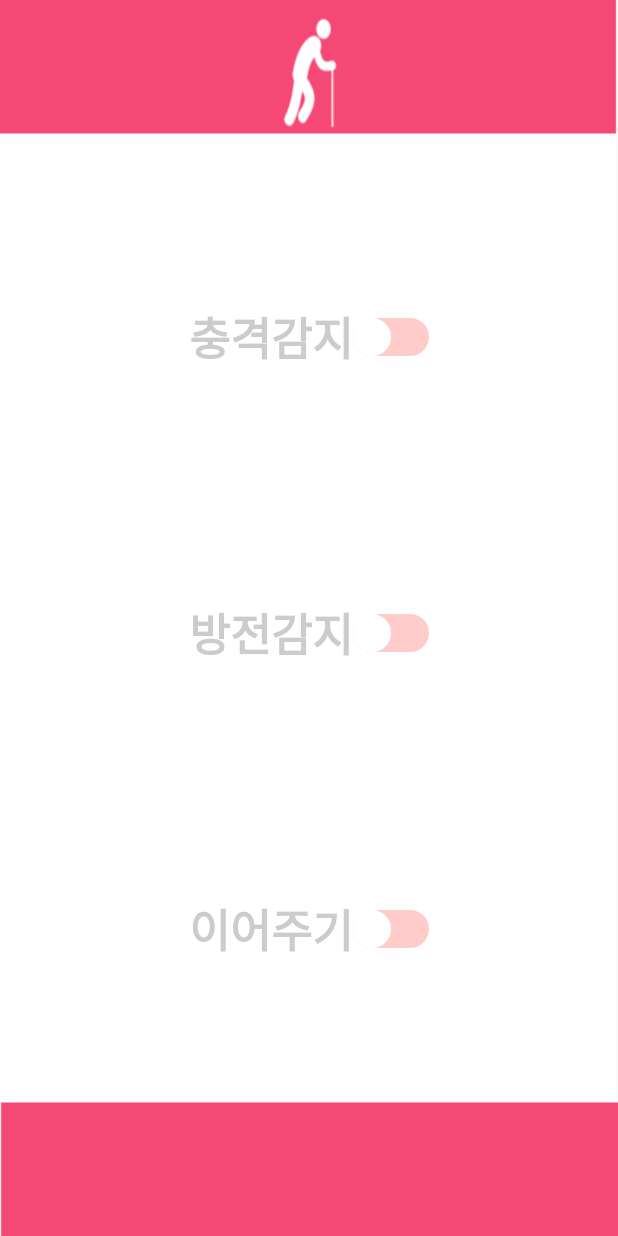
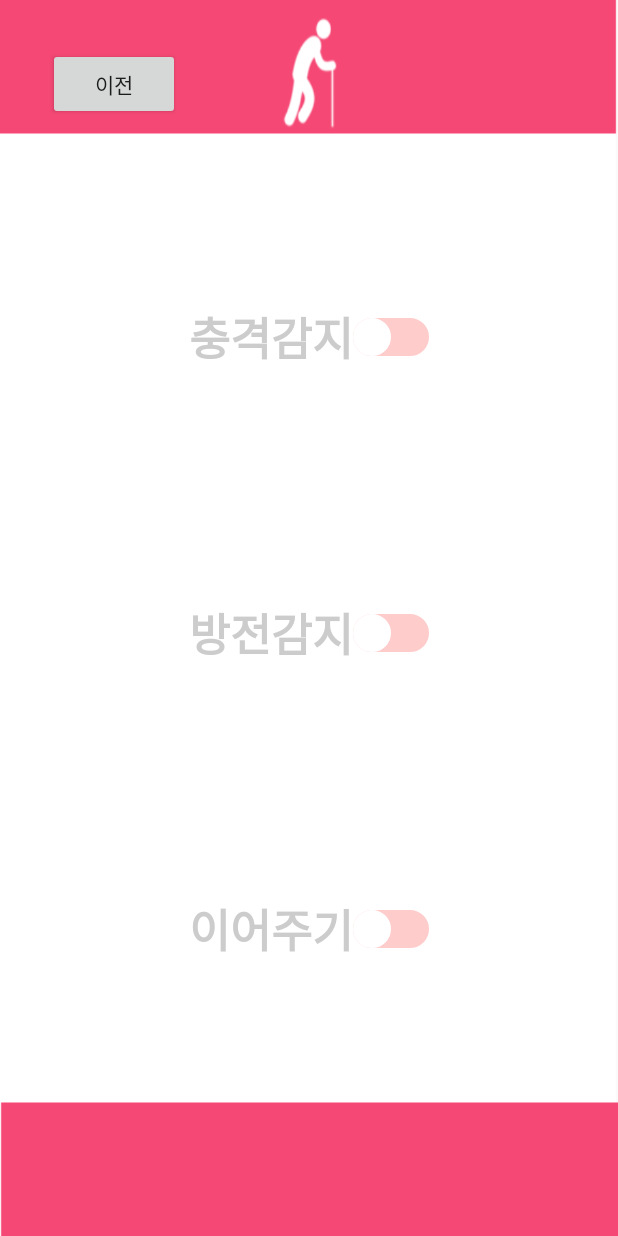
Before and after one commit to KNUMobileT1/complete, an Android app: the ChooseActivity screen opened directly, with no data from a screen before it, on a phone screen of 412 x 824 dp. Run offline under Robolectric (Android 15) with nearby library versions, the phone set to English and light mode, and no system bars.

Commit message:
add button

```diff
--- a/app/src/main/java/com/bmh/trackchild/Activities/ChooseActivity.java
+++ b/app/src/main/java/com/bmh/trackchild/Activities/ChooseActivity.java
@@ -28,6 +28,7 @@ import android.widget.CompoundButton.OnCheckedChangeListener;
 public class ChooseActivity extends AppCompatActivity{
     Intent intent;
     Switch swc1,swc2,swc3;
+    Button bef;
     @Override
     protected void onCreate(Bundle savedInstanceState) {
         super.onCreate(savedInstanceState);
@@ -35,7 +36,19 @@ public class ChooseActivity extends AppCompatActivity{
         swc1 = (Switch) findViewById(R.id.switch1);
         swc2 = (Switch) findViewById(R.id.switch2);
         swc3 = (Switch) findViewById(R.id.switch3);
+        bef=(Button) findViewById(R.id.before);
 
+
+        bef.setOnClickListener(new View.OnClickListener(){
+
+            @Override
+            public void onClick(View v) {
+                Intent intent = new Intent(
+                        getApplicationContext(),//현재제어권자
+                        RegistrationActivity.class); // 이동할 컴포넌트
+                startActivity(intent);
+            }
+        });
 
 
 
--- a/app/src/main/res/layout/activity_choose.xml
+++ b/app/src/main/res/layout/activity_choose.xml
@@ -57,5 +57,14 @@
         android:thumb="@drawable/thumb"
         android:track="@drawable/track" />
 
+    <Button
+        android:id="@+id/before"
+        android:layout_width="wrap_content"
+        android:layout_height="wrap_content"
+        android:layout_alignParentLeft="true"
+        android:layout_alignParentStart="true"
+        android:layout_alignParentTop="true"
+        android:text="이전" />
+
 
 </RelativeLayout>
```
